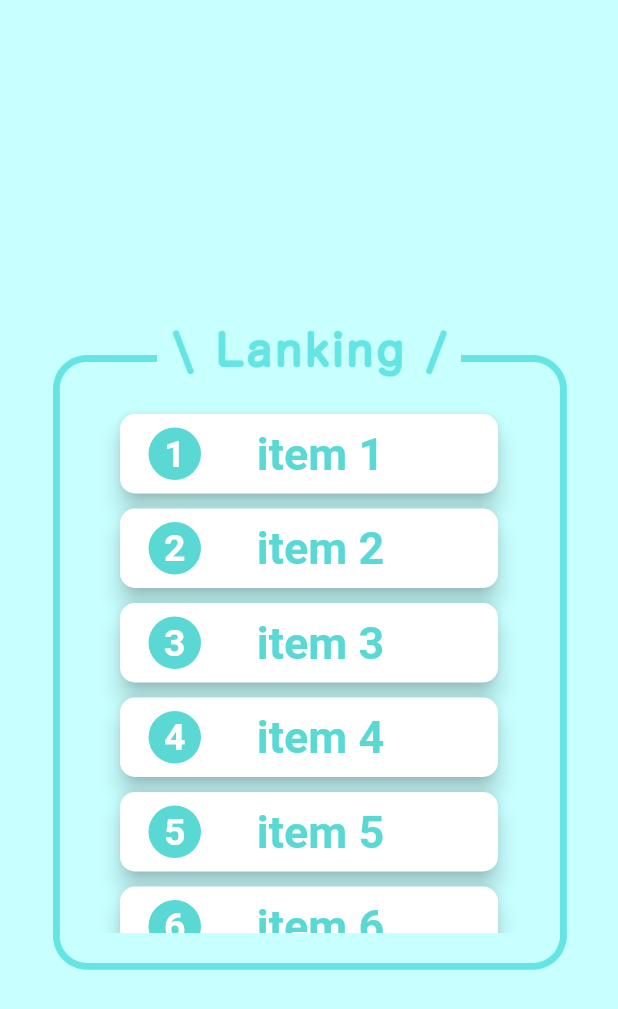
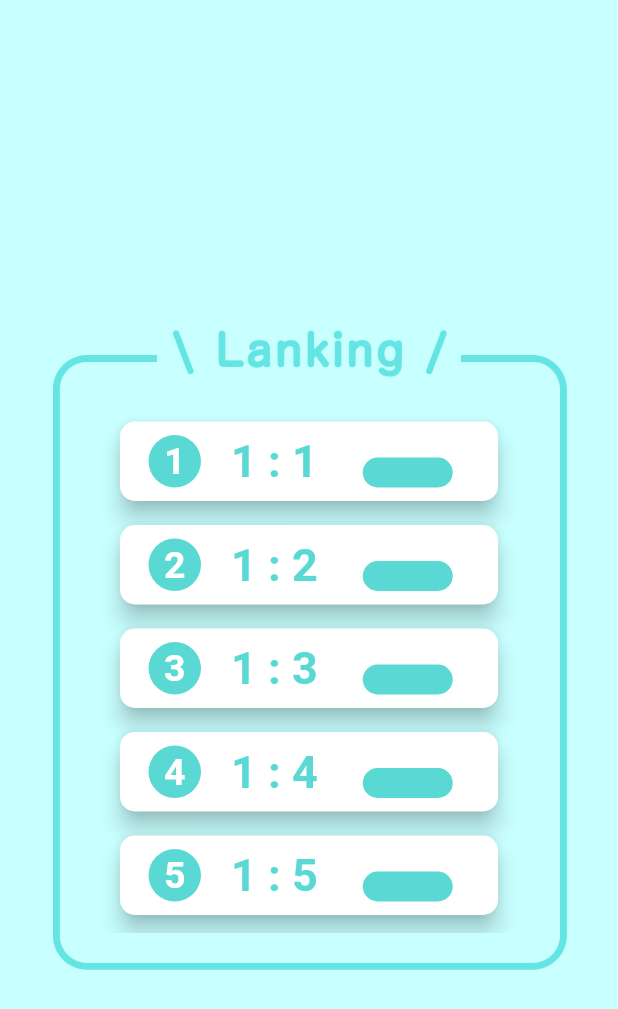
Before and after one commit to Jin2003/kishoutenketsu_rta, a Flutter app: the LankingPage screen opened directly, on a phone screen of 412 x 824 dp. Shown: the top 1009 px of the screen. Run offline on Flutter 3.47's test engine with Material 2 defaults, Android fonts, the phone set to English and light mode, and no system bars; our stand-ins replace curved_navigation_bar, google_fonts.

Commit message:
[change] lanking_page

```diff
--- a/lib/view/pages/lanking_page.dart
+++ b/lib/view/pages/lanking_page.dart
@@ -24,14 +24,14 @@ class _LankingPageState extends State<LankingPage> {
         Align(
             alignment: Alignment.center,
             child: Container(
-              padding: const EdgeInsets.only(top: 50),
+              padding: const EdgeInsets.only(top: 55),
               width: 300,
               height: 420,
               child: Scrollbar(
                 child: ListView.separated(
                   padding: const EdgeInsets.all(20),
                   separatorBuilder: (context, index) =>
-                      const SizedBox(height: 2),
+                      const SizedBox(height: 8),
                   itemCount: 10,
                   itemBuilder: (context, index) => _buildCard(index + 1),
                 ),
@@ -73,24 +73,26 @@ Widget _buildCard(int index) {
               ),
             ),
           ),
-          Text(
-            '$index',
-            style: const TextStyle(
-                fontSize: 30,
-                fontWeight: FontWeight.bold,
-                color: Constant.white),
-          ),
           SizedBox(
             width: 20,
             height: 0,
           ),
           Text(
-            'item $index',
+            '1 : $index',
             style: const TextStyle(
                 fontSize: 30,
                 fontWeight: FontWeight.bold,
                 color: Constant.mainColor),
           ),
+          Container(
+            margin: EdgeInsets.only(top: 15, left: 30),
+            width: 60,
+            height: 20,
+            decoration: BoxDecoration(
+              color: Constant.mainColor,
+              borderRadius: BorderRadius.circular(10),
+            ),
+          )
         ],
       ),
     ),
```
